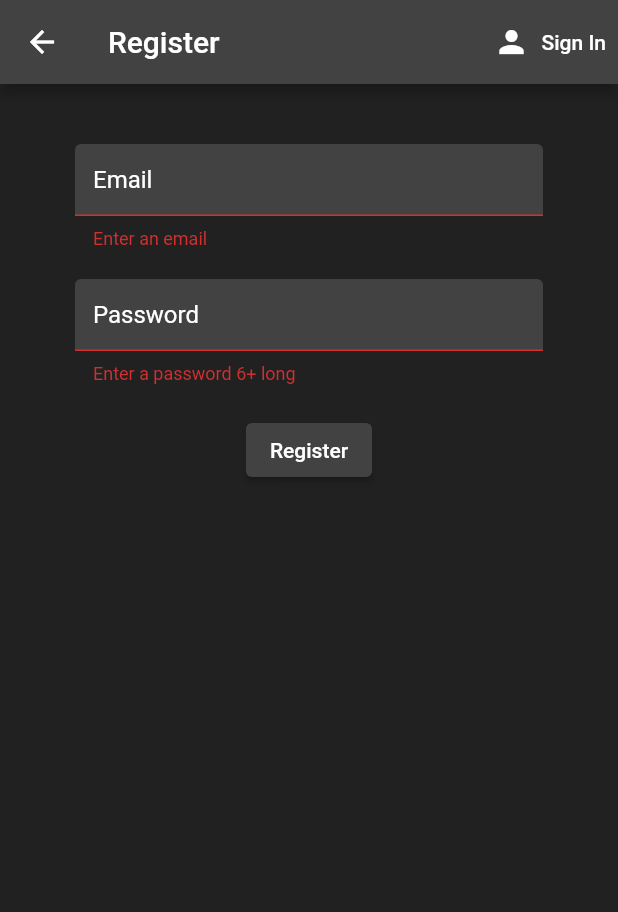
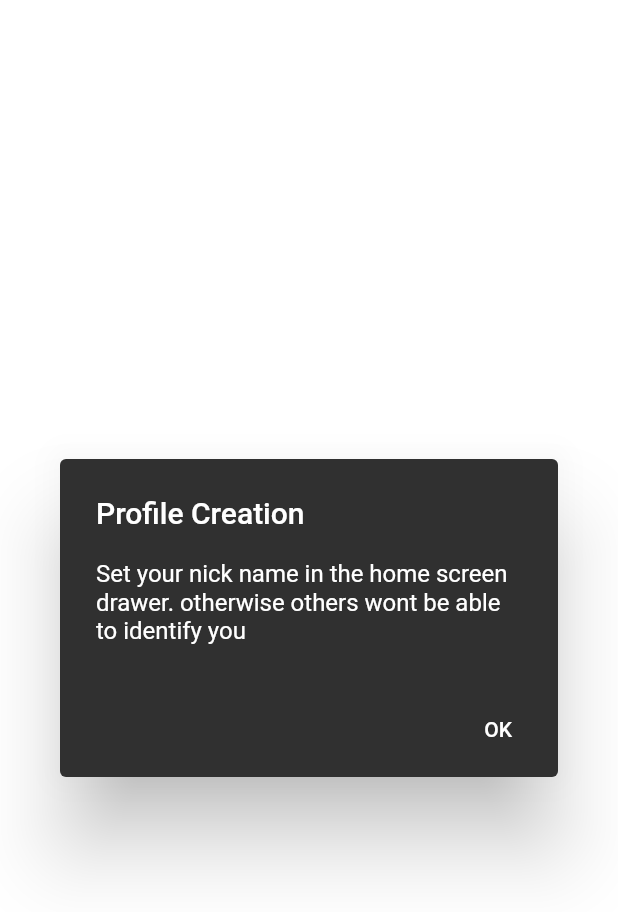
Before and after one commit to NandavardhanRadhakrishnan/messaging_app, a Flutter app: the Register screen opened directly, after a tap on "Register", on a phone screen of 412 x 824 dp. Shown: the top 912 px of the screen. Run offline on Flutter 3.47's test engine with Material 2 defaults, Android fonts, the phone set to English and light mode, and no system bars; our stand-ins replace chat_bubbles, cloud_firestore, firebase_auth, firebase_core, flutter_spinkit; accounts and stored records are empty.

Commit message:
most functionalities are added

```diff
--- a/lib/Shared/constants.dart
+++ b/lib/Shared/constants.dart
@@ -1,9 +1,12 @@
 import 'package:flutter/material.dart';
 
-var buttonStyle = ButtonStyle(foregroundColor: MaterialStatePropertyAll<Color>(Colors.white));
+var buttonStyle =
+    ButtonStyle(foregroundColor: MaterialStatePropertyAll<Color>(Colors.white));
 var textInputDecoration = InputDecoration(
     hintStyle: TextStyle(color: Colors.white),
     fillColor: Colors.grey[800],
     filled: true,
-    enabledBorder: OutlineInputBorder(borderSide: BorderSide(color: Colors.grey[900]!, width: 2)),
-    focusedBorder: OutlineInputBorder(borderSide: BorderSide(color: Colors.white, width: 2)));
+    enabledBorder: OutlineInputBorder(
+        borderSide: BorderSide(color: Colors.grey[800]!, width: 2)),
+    focusedBorder: OutlineInputBorder(
+        borderSide: BorderSide(color: Colors.white, width: 2)));
--- a/lib/screens/RegisterScreen.dart
+++ b/lib/screens/RegisterScreen.dart
@@ -1,5 +1,8 @@
 import 'package:flutter/material.dart';
 import 'package:messaging_app/Shared/constants.dart';
+import 'package:messaging_app/models/userModel.dart';
+import 'package:messaging_app/screens/ProfileScreen.dart';
+import 'package:messaging_app/screens/ReminderPopup.dart';
 import 'package:messaging_app/services/AuthenticationService.dart';
 
 class Register extends StatefulWidget {
@@ -19,12 +22,11 @@ class _RegisterState extends State<Register> {
   bool loading = true;
   final AuthService _auth = AuthService();
 
-
   @override
   Widget build(BuildContext context) {
     return Scaffold(
       appBar: AppBar(
-        backgroundColor: Colors.grey[800],
+        backgroundColor: Colors.grey[900],
         title: Text("Register"),
         actions: [
           TextButton.icon(
@@ -38,7 +40,7 @@ class _RegisterState extends State<Register> {
         ],
       ),
       body: Container(
-          color: Colors.grey[900],
+          color: Colors.grey[850],
           padding: EdgeInsets.symmetric(vertical: 20, horizontal: 50),
           child: Form(
             key: _formKey,
@@ -62,8 +64,10 @@ class _RegisterState extends State<Register> {
                 ),
                 TextFormField(
                   style: TextStyle(color: Colors.white),
-                  decoration: textInputDecoration.copyWith(hintText: "Password"),
-                  validator: (val) => val!.length < 6 ? "Enter a password 6+ long" : null,
+                  decoration:
+                      textInputDecoration.copyWith(hintText: "Password"),
+                  validator: (val) =>
+                      val!.length < 6 ? "Enter a password 6+ long" : null,
                   obscureText: true,
                   onChanged: (val) {
                     setState(() {
@@ -75,13 +79,16 @@ class _RegisterState extends State<Register> {
                   height: 20,
                 ),
                 ElevatedButton(
-                  style: ButtonStyle(backgroundColor: MaterialStateProperty.all(Colors.grey[800])),
+                  style: ButtonStyle(
+                      backgroundColor:
+                          MaterialStateProperty.all(Colors.grey[800])),
                   onPressed: () async {
                     if (_formKey.currentState!.validate()) {
                       setState(() {
                         loading = true;
                       });
-                      dynamic result = await _auth.registerWithEmailAndPassword(email, password);
+                      dynamic result = await _auth.registerWithEmailAndPassword(
+                          email, password);
                       if (result == null) {
                         setState(() {
                           loading = false;
@@ -89,6 +96,8 @@ class _RegisterState extends State<Register> {
                         });
                       }
                     }
+                    Navigator.push(context,
+                        MaterialPageRoute(builder: (_) => SetNickNamePopUp()));
                   },
                   child: Text(
                     "Register",
--- /dev/null
+++ b/lib/screens/ReminderPopup.dart
@@ -0,0 +1,27 @@
+import 'package:flutter/material.dart';
+
+class SetNickNamePopUp extends StatelessWidget {
+  const SetNickNamePopUp({super.key});
+
+  @override
+  Widget build(BuildContext context) {
+    return AlertDialog(
+      backgroundColor: Colors.grey[850],
+      title: Text(
+        "Profile Creation",
+        style: TextStyle(color: Colors.white),
+      ),
+      content: Text(
+        "Set your nick name in the home screen drawer. otherwise others wont be able to identify you",
+        style: TextStyle(color: Colors.white),
+      ),
+      actions: [
+        TextButton(
+            onPressed: () {
+              Navigator.pop(context);
+            },
+            child: Text("OK", style: TextStyle(color: Colors.white)))
+      ],
+    );
+  }
+}
```
Also changed, not shown: lib/screens/ChatBubble.dart (+8 -4 lines), lib/screens/ChatScreen.dart (+48 -11 lines), lib/screens/HomeScreen.dart (+63 -4 lines), lib/screens/SignInScreen.dart (+11 -6 lines), lib/screens/UsersScreen.dart (+10 -4 lines), lib/services/DatabaseService.dart (+52 -33 lines), pubspec.yaml (+9 -16 lines), pubspec.lock.
